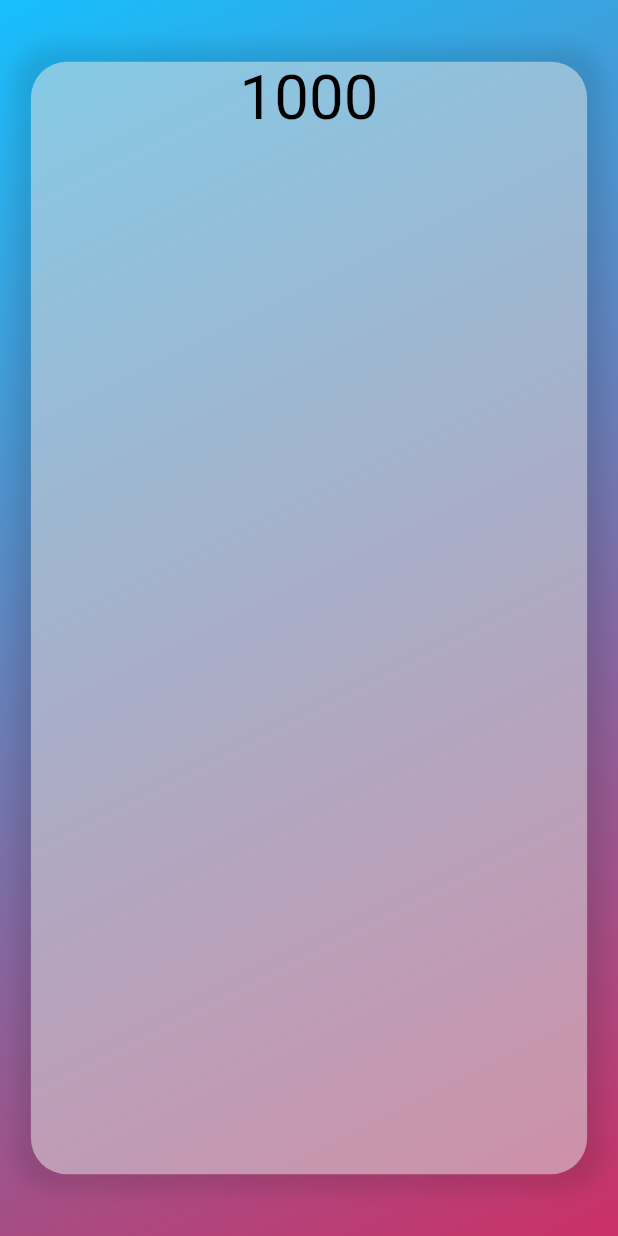
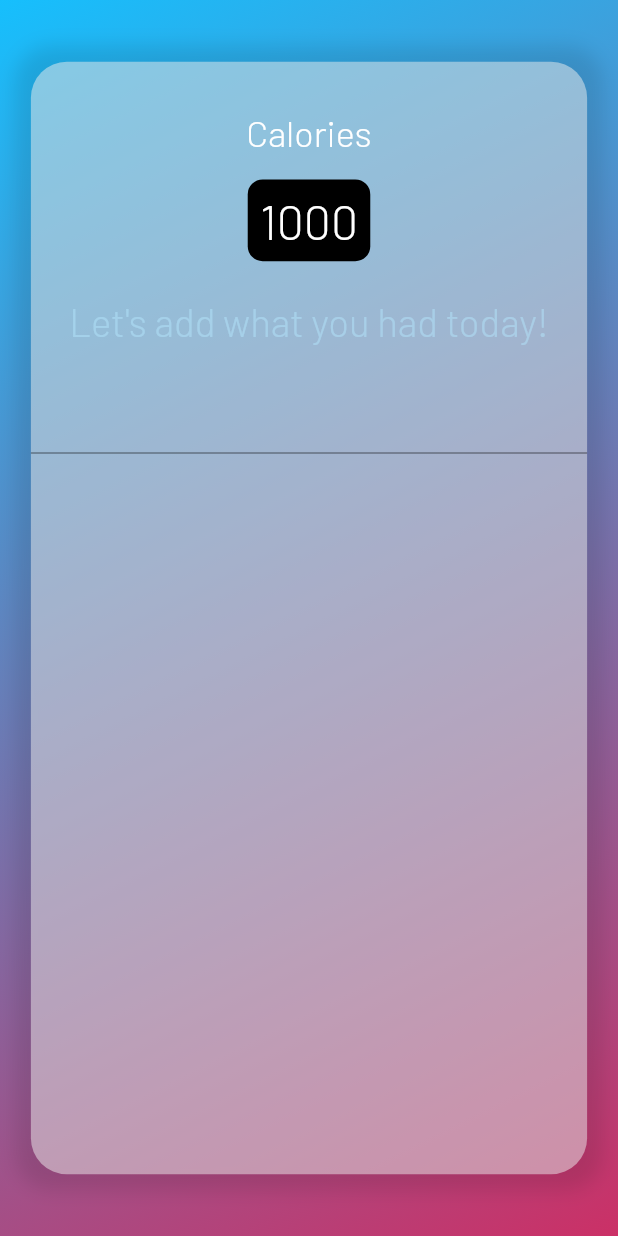
Before and after one commit to YashP15/intake, a Flutter app: the screen it shows after launch, on a phone screen of 412 x 824 dp. Run offline on Flutter 3.47's test engine with Material 2 defaults, Android fonts, the phone set to English and light mode, and no system bars; drawn by our look-alikes of animated_text_kit; our stand-ins replace sizer.

Commit message:
Setting up app 1

```diff
--- a/lib/Dashboard.dart
+++ b/lib/Dashboard.dart
@@ -1,9 +1,7 @@
-import 'package:animated_text_kit/animated_text_kit.dart';
+
 import 'package:flutter/material.dart';
-import 'package:flutter/widgets.dart';
+import 'package:intake/constant.dart';
 import 'package:sizer/sizer.dart';
-
-import 'constant.dart';
 
 class Dashboard extends StatefulWidget {
   static const id = "Dashboard";
@@ -15,9 +13,7 @@ class Dashboard extends StatefulWidget {
 class _DashboardState extends State<Dashboard> {
   @override
   Widget build(BuildContext context) {
-    return SafeArea(
-        child: Sizer(
-          builder: (context, orientation, deviceType){
+    return SafeArea(child: Sizer(builder: (context, orientation, deviceType) {
       return Scaffold(
           body: Stack(
         children: [
@@ -27,12 +23,8 @@ class _DashboardState extends State<Dashboard> {
                 gradient: LinearGradient(
               begin: Alignment.topLeft,
               end: Alignment.bottomRight,
-                            colors: [
-                              Color(0xff16BFFD),
-                              Color(0xffCB3066)
-                            ],
-                          )
-                      ),
+              colors: [Color(0xff16BFFD), Color(0xffCB3066)],
+            )),
           ),
           Center(
             child: Hero(
@@ -50,21 +42,65 @@ class _DashboardState extends State<Dashboard> {
                         blurRadius: 10,
                         // offset: Offset(0,3),
                       )
-                                ]
-                            ),
+                    ]),
                 child: Column(
                   children: [
-                              AnimatedTextKit(
-                                isRepeatingAnimation: false,
-                                  animatedTexts: [
-                                    ScaleAnimatedText(
+                    SizedBox(
+                      height: 4.h,
+                    ),
+                    const Text(
+                      kCalorieText,
+                      style: TextStyle(
+                          fontFamily: kFontBarlow,
+                          fontSize: kValue30,
+                          color: kWhiteColor
+                      ),
+                      textScaleFactor: kScalingFactor,
+                    ),
+                    SizedBox(
+                      height: 2.h,
+                    ),
+                    Container(
+                      padding: EdgeInsets.all(2.w),
+                      decoration: const BoxDecoration(
+                        color: kBlackColor,
+                        borderRadius: BorderRadius.all(Radius.circular(10)),
+                      ),
+                      child: const Text(
                         "1000",
-                                        textStyle: TextStyle(
-                                          fontSize: kValue30.sp,
-                                          color: Colors.black,
+                        style: TextStyle(
+                            fontFamily: kFontBarlow,
+                            fontSize: kValue40,
+                            color: kWhiteColor
+                        ),
+                        textScaleFactor: kScalingFactor,
                       ),
                     ),
-                                  ]
+                    SizedBox(
+                      height: 3.h,
+                    ),
+                    Wrap(
+                      children:[
+                        Text(
+                          kIntroText,
+                          textAlign: TextAlign.center,
+                          style: TextStyle(
+                              fontFamily: kFontBarlow,
+                              fontSize: kValue30+2,
+                              color: kLightBlue.shade100.withOpacity(0.5),
+                          ),
+                          textScaleFactor: kScalingFactor,
+                        ),
+                      ],
+                    ),
+                    SizedBox(
+                      height: 3.h,
+                    ),
+                    TextFormField(
+                      keyboardType: TextInputType.text,
+                      decoration: InputDecoration(
+
+                      ),
                     )
                   ],
                 ),
@@ -72,9 +108,7 @@ class _DashboardState extends State<Dashboard> {
             ),
           )
         ],
-                )
-            );
-          })
-    );
+      ));
+    }));
   }
 }
--- a/lib/SplashScreen.dart
+++ b/lib/SplashScreen.dart
@@ -1,10 +1,9 @@
 
 import 'package:animated_text_kit/animated_text_kit.dart';
 import 'package:flutter/material.dart';
-import 'package:flutter/widgets.dart';
 import 'package:intake/Dashboard.dart';
+import 'package:intake/constant.dart';
 import 'package:sizer/sizer.dart';
-import 'constant.dart';
 
 class SplashScreen extends StatefulWidget {
   static const id = "Splash Screen";
@@ -47,11 +46,13 @@ class _SplashScreenState extends State<SplashScreen> {
                                   Navigator.pushNamed(context, Dashboard.id);
                                 },
                                 animatedTexts: [
-                                  FadeAnimatedText(
+                                  TyperAnimatedText(
                                       "Intake",
+                                      speed: const Duration(milliseconds: 220),
                                       textStyle: TextStyle(
-                                        fontSize: kValue30.sp,
-                                        color: Colors.black,
+                                        fontSize: kValue40.sp,
+                                        color: kWhiteColor,
+                                        fontFamily: kFontBarlow
                                       )
                                   )
                                 ],
--- a/lib/constant.dart
+++ b/lib/constant.dart
@@ -1,2 +1,16 @@
+
+import 'package:flutter/material.dart';
+
+const kScalingFactor = 0.8;
 
 const kValue30 = 30.0;
+const kValue40 = 40.0;
+
+const kWhiteColor = Colors.white;
+const kBlackColor = Colors.black;
+const kLightBlue = Colors.lightBlue;
+
+const kCalorieText = "Calories";
+const kIntroText = "Let's add what you had today!";
+
+const kFontBarlow = 'Barlow';
```
Also changed, not shown: pubspec.yaml (+6 -12 lines), Fonts/Barlow-Light.ttf (added), pubspec.lock. Lines whose indentation alone changed are shown as unchanged.
